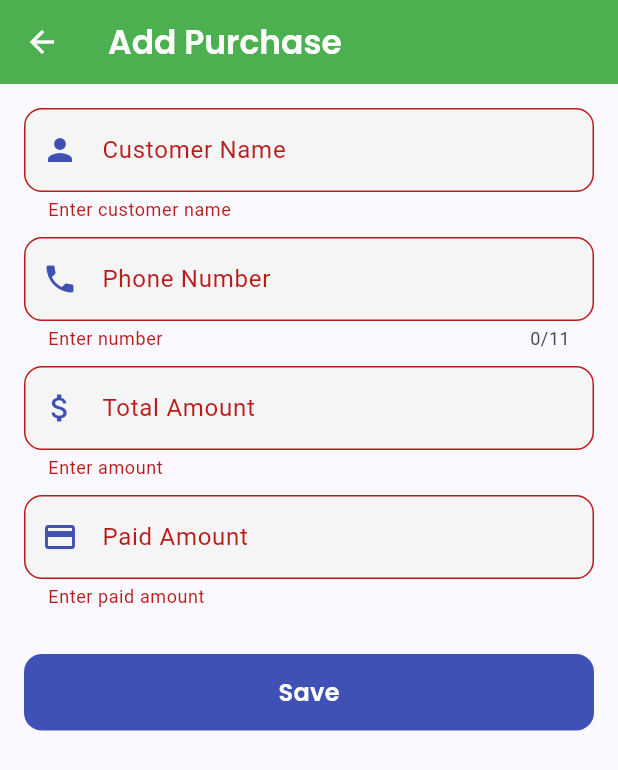
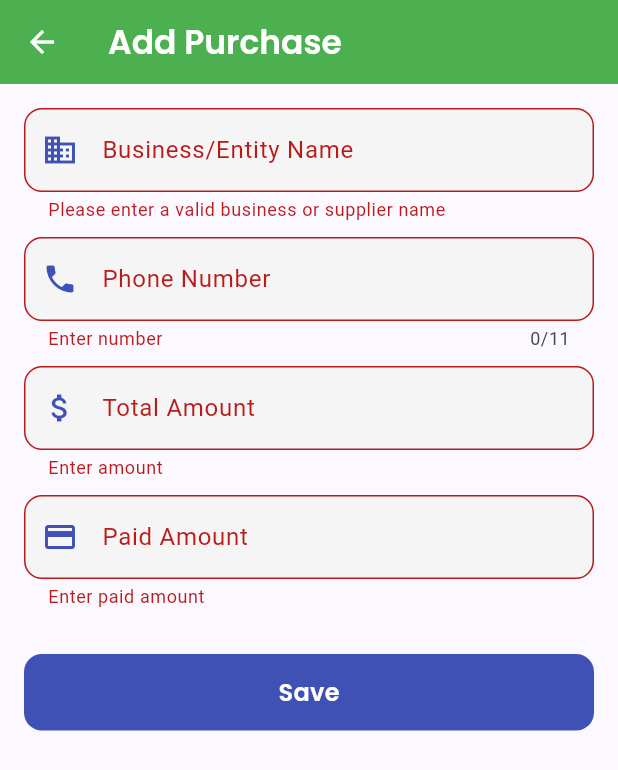
Before and after one commit to MuhammadZeeshanmz/shop_app, a Flutter app: the AddPurchaseScreen screen opened directly, after a tap on "Save", on a phone screen of 412 x 824 dp. Shown: the top 770 px of the screen. Run offline on Flutter 3.47's test engine with Material 3 defaults, Android fonts, the phone set to English and light mode, and no system bars; our stand-ins replace cloud_firestore, firebase_auth, firebase_core; accounts and stored records are empty.

Commit message:
update add purchase

```diff
--- a/lib/Home_screen/add_purchase_screen.dart
+++ b/lib/Home_screen/add_purchase_screen.dart
@@ -77,12 +77,15 @@ class _AddPurchaseScreenState extends State<AddPurchaseScreen> {
             children: [
               buildTextField(
                 controller: nameController,
-                label: 'Customer Name',
-                hint: 'Enter customer name',
-                icon: Icons.person,
+                label: 'Business/Entity Name',
+                hint: 'Enter the name of the company, wholesaler, or supplier',
+                icon: Icons.business,
                 textCapitalization: TextCapitalization.words,
                 validator:
-                    (value) => value!.isEmpty ? 'Enter customer name' : null,
+                    (value) =>
+                        value!.isEmpty
+                            ? 'Please enter a valid business or supplier name'
+                            : null,
               ),
               const SizedBox(height: 10),
               buildTextField(
```
